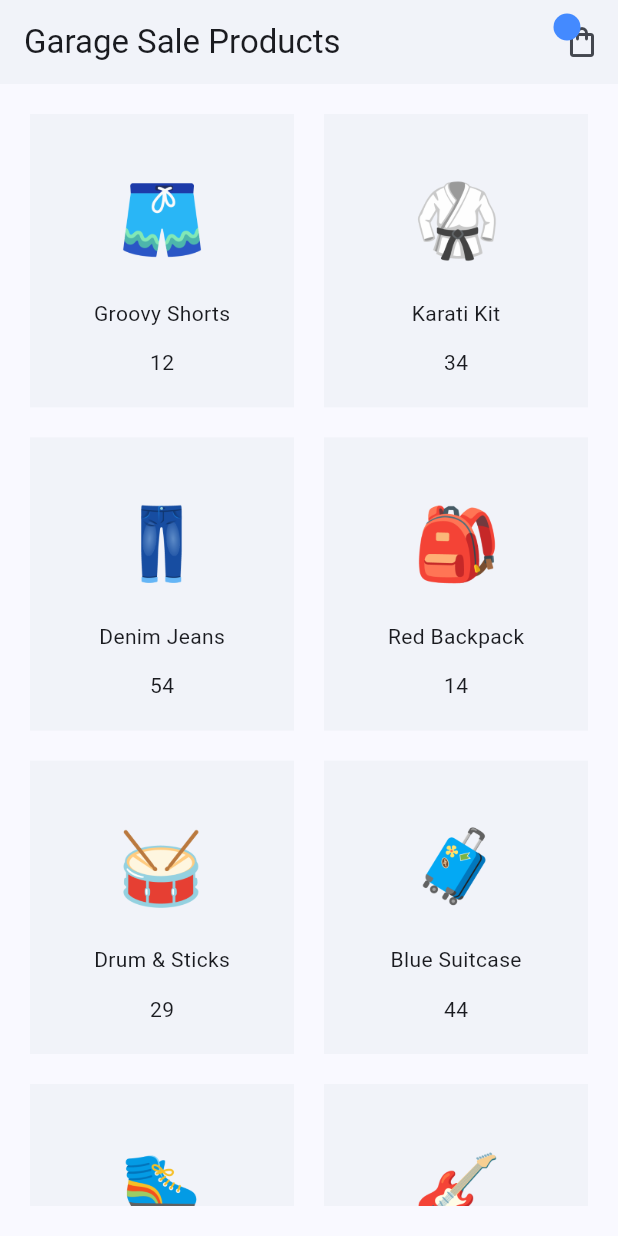
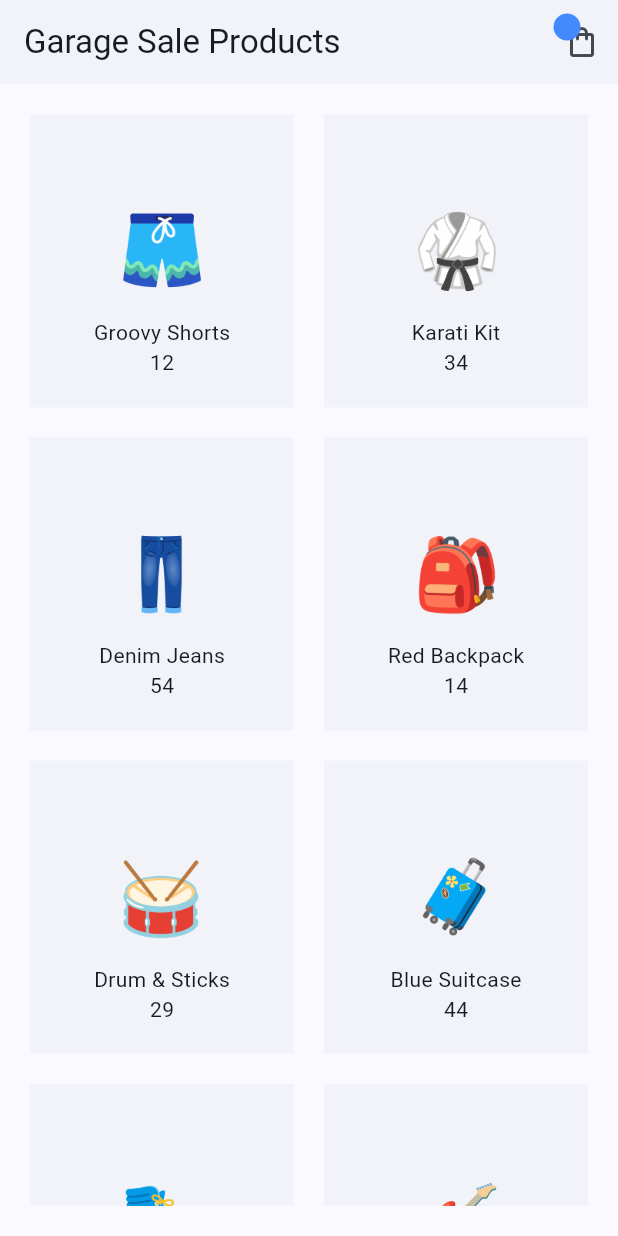
Before and after one commit to itiswd/Riverpod-Simple-Local-ECommerce, a Flutter app: the screen it shows after launch, on a phone screen of 412 x 824 dp. Run offline on Flutter 3.47's test engine with Material 3 defaults, Android fonts, the phone set to English and light mode, and no system bars; our stand-ins replace flutter_riverpod, riverpod_annotation; generated files the repository leaves out were written again.

```diff
--- a/lib/providers/products_provider.dart
+++ b/lib/providers/products_provider.dart
@@ -1,12 +1,15 @@
-import 'package:flutter_riverpod/flutter_riverpod.dart';
+import 'package:riverpod_annotation/riverpod_annotation.dart';
 import 'package:riverpod_files/models/product.dart';
+part 'products_provider.g.dart';
 
 //Get all products
-final productsProvider = Provider<List<Product>>((ref) {
+@riverpod
+List<Product> products(ref) {
   return allProducts;
-});
+}
 
 //Get products with price less than 50
-final reducedProductsProvider = Provider<List<Product>>((ref) {
+@riverpod
+List<Product> reducedProducts(ref) {
   return allProducts.where((product) => product.price < 50).toList();
-});
+}
--- a/lib/screens/home/home_screen.dart
+++ b/lib/screens/home/home_screen.dart
@@ -38,9 +38,8 @@ class HomeScreen extends ConsumerWidget {
                     height: 64,
                     products[index].image,
                   ),
-                  const Spacer(flex: 3),
+                  const SizedBox(height: 12.0),
                   Text(products[index].title),
-                  const Spacer(flex: 2),
                   Text(products[index].price.toString()),
                 ],
               ),
--- a/pubspec.yaml
+++ b/pubspec.yaml
@@ -35,6 +35,7 @@ dependencies:
   # Use with the CupertinoIcons class for iOS style icons.
   cupertino_icons: ^1.0.2
   flutter_riverpod: ^2.5.1
+  riverpod_annotation: ^2.3.5
 
 dev_dependencies:
   flutter_test:
@@ -46,6 +47,8 @@ dev_dependencies:
   # package. See that file for information about deactivating specific lint
   # rules and activating additional ones.
   flutter_lints: ^2.0.0
+  riverpod_generator: ^2.4.3
+  build_runner: ^2.4.12
 
 # For information on the generic Dart part of this file, see the
 # following page: https://dart.dev/tools/pub/pubspec
```
Also changed, not shown: lib/screens/cart/cart_screen.dart (+27 -5 lines), lib/providers/products_provider.g.dart (added), pubspec.lock.
